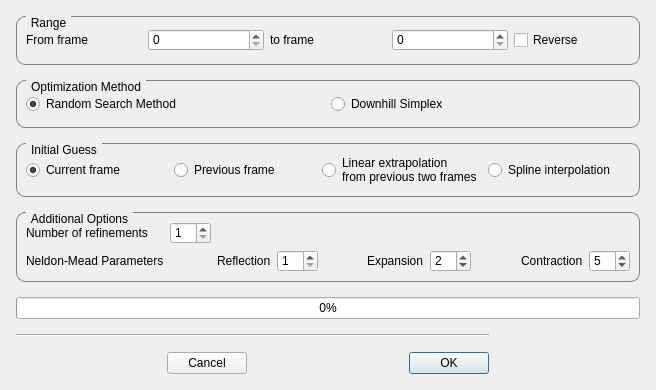
Old version of the form autoscoper/src/ui/ui-files/TrackingOptionsDialog.ui in the repository BrownBiomechanics/Autoscoper.
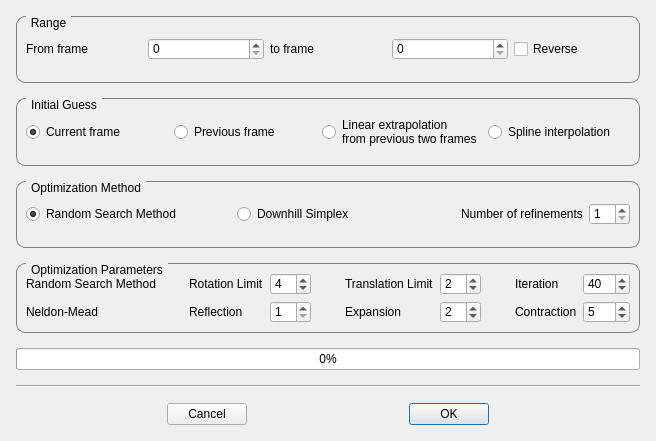
New version of the form.

Commit message: Add the abililty to change rotation/translation limits of random search in Tracking dialog. Changed some of the variable names in the code to make it more understandable.

Patch:
```diff
--- a/autoscoper/src/ui/ui-files/TrackingOptionsDialog.ui
+++ b/autoscoper/src/ui/ui-files/TrackingOptionsDialog.ui
@@ -7,7 +7,7 @@
     <x>0</x>
     <y>0</y>
     <width>656</width>
-    <height>390</height>
+    <height>441</height>
    </rect>
   </property>
   <property name="windowTitle">
@@ -34,7 +34,7 @@
      <property name="verticalSpacing">
       <number>15</number>
      </property>
-     <item row="7" column="4">
+     <item row="9" column="4">
       <spacer name="horizontalSpacer_4">
        <property name="orientation">
         <enum>Qt::Horizontal</enum>
@@ -47,7 +47,7 @@
        </property>
       </spacer>
      </item>
-     <item row="3" column="0" colspan="5">
+     <item row="4" column="0" colspan="5">
       <widget class="QGroupBox" name="groupBox_3">
        <property name="styleSheet">
         <string notr="true">QGroupBox {
@@ -63,63 +63,10 @@
 }</string>
        </property>
        <property name="title">
-        <string>Additional Options</string>
+        <string>Optimization Method</string>
        </property>
        <layout class="QGridLayout" name="gridLayout_6">
-        <item row="0" column="4" colspan="2">
-         <spacer name="horizontalSpacer_8">
-          <property name="orientation">
-           <enum>Qt::Horizontal</enum>
-          </property>
-          <property name="sizeHint" stdset="0">
-           <size>
-            <width>40</width>
-            <height>20</height>
-           </size>
-          </property>
-         </spacer>
-        </item>
-        <item row="1" column="5">
-         <widget class="QLabel" name="label_6">
-          <property name="text">
-           <string>Expansion</string>
-          </property>
-         </widget>
-        </item>
-        <item row="0" column="1">
-         <widget class="QSpinBox" name="spinBox_NumberRefinements">
-          <property name="minimum">
-           <number>1</number>
-          </property>
-          <property name="value">
-           <number>1</number>
-          </property>
-         </widget>
-        </item>
-        <item row="1" column="8">
-         <widget class="QLabel" name="label_7">
-          <property name="text">
-           <string>Contraction</string>
-          </property>
-         </widget>
-        </item>
-        <item row="1" column="4">
-         <spacer name="horizontalSpacer_6">
-          <property name="orientation">
-           <enum>Qt::Horizontal</enum>
-          </property>
-          <property name="sizeType">
-           <enum>QSizePolicy::Expanding</enum>
-          </property>
-          <property name="sizeHint" stdset="0">
-           <size>
-            <width>40</width>
-            <height>20</height>
-           </size>
-          </property>
-         </spacer>
-        </item>
-        <item row="0" column="8" colspan="2">
+        <item row="1" column="6">
          <spacer name="horizontalSpacer_10">
           <property name="orientation">
            <enum>Qt::Horizontal</enum>
@@ -132,63 +79,7 @@
           </property>
          </spacer>
         </item>
-        <item row="1" column="6">
-         <widget class="QSpinBox" name="spinBox_gamma">
-          <property name="minimum">
-           <number>1</number>
-          </property>
-          <property name="value">
-           <number>2</number>
-          </property>
-         </widget>
-        </item>
-        <item row="1" column="2">
-         <widget class="QLabel" name="label_5">
-          <property name="text">
-           <string>Reflection</string>
-          </property>
-         </widget>
-        </item>
-        <item row="1" column="1">
-         <spacer name="horizontalSpacer_5">
-          <property name="orientation">
-           <enum>Qt::Horizontal</enum>
-          </property>
-          <property name="sizeType">
-           <enum>QSizePolicy::Expanding</enum>
-          </property>
-          <property name="sizeHint" stdset="0">
-           <size>
-            <width>40</width>
-            <height>20</height>
-           </size>
-          </property>
-         </spacer>
-        </item>
         <item row="1" column="3">
-         <widget class="QSpinBox" name="spinBox_alpha">
-          <property name="minimum">
-           <number>1</number>
-          </property>
-          <property name="value">
-           <number>1</number>
-          </property>
-         </widget>
-        </item>
-        <item row="1" column="9">
-         <widget class="QSpinBox" name="spinBox_beta">
-          <property name="minimum">
-           <number>1</number>
-          </property>
-          <property name="maximum">
-           <number>10</number>
-          </property>
-          <property name="value">
-           <number>5</number>
-          </property>
-         </widget>
-        </item>
-        <item row="0" column="6" colspan="2">
          <spacer name="horizontalSpacer_9">
           <property name="orientation">
            <enum>Qt::Horizontal</enum>
@@ -201,15 +92,8 @@
           </property>
          </spacer>
         </item>
-        <item row="1" column="0">
-         <widget class="QLabel" name="label_4">
-          <property name="text">
-           <string>Neldon-Mead Parameters</string>
-          </property>
-         </widget>
-        </item>
-        <item row="1" column="7">
-         <spacer name="horizontalSpacer_7">
+        <item row="1" column="5">
+         <spacer name="horizontalSpacer">
           <property name="orientation">
            <enum>Qt::Horizontal</enum>
           </property>
@@ -221,30 +105,47 @@
           </property>
          </spacer>
         </item>
-        <item row="0" column="0">
+        <item row="1" column="9">
+         <widget class="QSpinBox" name="spinBox_NumberRefinements">
+          <property name="minimum">
+           <number>1</number>
+          </property>
+          <property name="value">
+           <number>1</number>
+          </property>
+         </widget>
+        </item>
+        <item row="1" column="8">
          <widget class="QLabel" name="label_3">
           <property name="text">
            <string>Number of refinements</string>
           </property>
          </widget>
         </item>
-        <item row="0" column="2" colspan="2">
-         <spacer name="horizontalSpacer">
-          <property name="orientation">
-           <enum>Qt::Horizontal</enum>
+        <item row="1" column="4">
+         <widget class="QRadioButton" name="radioButton_downhill_method">
+          <property name="text">
+           <string>Downhill Simplex</string>
           </property>
-          <property name="sizeHint" stdset="0">
-           <size>
-            <width>40</width>
-            <height>20</height>
-           </size>
+          <property name="checked">
+           <bool>false</bool>
           </property>
-         </spacer>
+         </widget>
+        </item>
+        <item row="1" column="0">
+         <widget class="QRadioButton" name="radioButton_random_search_method">
+          <property name="text">
+           <string>Random Search Method</string>
+          </property>
+          <property name="checked">
+           <bool>true</bool>
+          </property>
+         </widget>
         </item>
        </layout>
       </widget>
      </item>
-     <item row="7" column="3">
+     <item row="9" column="3">
       <widget class="QPushButton" name="pushButton_OK">
        <property name="maximumSize">
         <size>
@@ -257,7 +158,7 @@
        </property>
       </widget>
      </item>
-     <item row="7" column="2">
+     <item row="9" column="2">
       <spacer name="horizontalSpacer_3">
        <property name="orientation">
         <enum>Qt::Horizontal</enum>
@@ -270,7 +171,58 @@
        </property>
       </spacer>
      </item>
-     <item row="0" column="0" colspan="5">
+     <item row="9" column="0">
+      <spacer name="horizontalSpacer_2">
+       <property name="orientation">
+        <enum>Qt::Horizontal</enum>
+       </property>
+       <property name="sizeHint" stdset="0">
+        <size>
+         <width>40</width>
+         <height>20</height>
+        </size>
+       </property>
+      </spacer>
+     </item>
+     <item row="9" column="1">
+      <widget class="QPushButton" name="pushButton_Cancel">
+       <property name="maximumSize">
+        <size>
+         <width>150</width>
+         <height>16777215</height>
+        </size>
+       </property>
+       <property name="text">
+        <string>Cancel</string>
+       </property>
+      </widget>
+     </item>
+     <item row="6" column="0" colspan="5">
+      <widget class="QProgressBar" name="progressBar">
+       <property name="sizePolicy">
+        <sizepolicy hsizetype="Preferred" vsizetype="Fixed">
+         <horstretch>0</horstretch>
+         <verstretch>0</verstretch>
+        </sizepolicy>
+       </property>
+       <property name="styleSheet">
+        <string notr="true">QProgressBar {text-align: center}</string>
+       </property>
+       <property name="minimum">
+        <number>0</number>
+       </property>
+       <property name="value">
+        <number>0</number>
+       </property>
+       <property name="textVisible">
+        <bool>true</bool>
+       </property>
+       <property name="textDirection">
+        <enum>QProgressBar::TopToBottom</enum>
+       </property>
+      </widget>
+     </item>
+     <item row="1" column="0" colspan="5">
       <widget class="QGroupBox" name="groupBox">
        <property name="styleSheet">
         <string notr="true">QGroupBox {
@@ -337,64 +289,234 @@
        </layout>
       </widget>
      </item>
-     <item row="4" column="0" colspan="5">
-      <widget class="QProgressBar" name="progressBar">
-       <property name="sizePolicy">
-        <sizepolicy hsizetype="Preferred" vsizetype="Fixed">
-         <horstretch>0</horstretch>
-         <verstretch>0</verstretch>
-        </sizepolicy>
-       </property>
+     <item row="5" column="0" colspan="5">
+      <widget class="QGroupBox" name="groupBox_5">
        <property name="styleSheet">
-        <string notr="true">QProgressBar {text-align: center}</string>
+        <string notr="true">QGroupBox {
+    border: 1px solid gray;
+    border-radius: 9px;
+    margin-top: 0.5em;
+}
+
+QGroupBox::title {
+    subcontrol-origin: margin;
+    left: 10px;
+    padding: 0 3px 0 3px;
+}</string>
        </property>
-       <property name="minimum">
-        <number>0</number>
+       <property name="title">
+        <string>Optimization Parameters</string>
        </property>
-       <property name="value">
-        <number>0</number>
-       </property>
-       <property name="textVisible">
-        <bool>true</bool>
-       </property>
-       <property name="textDirection">
-        <enum>QProgressBar::TopToBottom</enum>
-       </property>
+       <layout class="QGridLayout" name="gridLayout_7">
+        <item row="1" column="0">
+         <widget class="QLabel" name="label_8">
+          <property name="text">
+           <string>Random Search Method</string>
+          </property>
+         </widget>
+        </item>
+        <item row="2" column="7">
+         <spacer name="horizontalSpacer_7">
+          <property name="orientation">
+           <enum>Qt::Horizontal</enum>
+          </property>
+          <property name="sizeHint" stdset="0">
+           <size>
+            <width>41</width>
+            <height>20</height>
+           </size>
+          </property>
+         </spacer>
+        </item>
+        <item row="1" column="1">
+         <spacer name="horizontalSpacer_11">
+          <property name="orientation">
+           <enum>Qt::Horizontal</enum>
+          </property>
+          <property name="sizeHint" stdset="0">
+           <size>
+            <width>40</width>
+            <height>20</height>
+           </size>
+          </property>
+         </spacer>
+        </item>
+        <item row="1" column="2">
+         <widget class="QLabel" name="label_9">
+          <property name="text">
+           <string>Rotation Limit</string>
+          </property>
+         </widget>
+        </item>
+        <item row="1" column="3">
+         <widget class="QSpinBox" name="spinBox_rot_limit">
+          <property name="maximum">
+           <number>10</number>
+          </property>
+          <property name="value">
+           <number>4</number>
+          </property>
+         </widget>
+        </item>
+        <item row="1" column="5">
+         <widget class="QLabel" name="label_10">
+          <property name="text">
+           <string>Translation Limit</string>
+          </property>
+         </widget>
+        </item>
+        <item row="1" column="4">
+         <spacer name="horizontalSpacer_12">
+          <property name="orientation">
+           <enum>Qt::Horizontal</enum>
+          </property>
+          <property name="sizeHint" stdset="0">
+           <size>
+            <width>40</width>
+            <height>20</height>
+           </size>
+          </property>
+         </spacer>
+        </item>
+        <item row="1" column="6">
+         <widget class="QSpinBox" name="spinBox_trans_limit">
+          <property name="maximum">
+           <number>5</number>
+          </property>
+          <property name="value">
+           <number>2</number>
+          </property>
+         </widget>
+        </item>
+        <item row="1" column="7">
+         <spacer name="horizontalSpacer_13">
+          <property name="orientation">
+           <enum>Qt::Horizontal</enum>
+          </property>
+          <property name="sizeHint" stdset="0">
+           <size>
+            <width>40</width>
+            <height>20</height>
+           </size>
+          </property>
+         </spacer>
+        </item>
+        <item row="2" column="1">
+         <spacer name="horizontalSpacer_5">
+          <property name="orientation">
+           <enum>Qt::Horizontal</enum>
+          </property>
+          <property name="sizeType">
+           <enum>QSizePolicy::Expanding</enum>
+          </property>
+          <property name="sizeHint" stdset="0">
+           <size>
+            <width>40</width>
+            <height>20</height>
+           </size>
+          </property>
+         </spacer>
+        </item>
+        <item row="2" column="6">
+         <widget class="QSpinBox" name="spinBox_gamma">
+          <property name="minimum">
+           <number>1</number>
+          </property>
+          <property name="value">
+           <number>2</number>
+          </property>
+         </widget>
+        </item>
+        <item row="2" column="9">
+         <widget class="QSpinBox" name="spinBox_beta">
+          <property name="minimum">
+           <number>1</number>
+          </property>
+          <property name="maximum">
+           <number>10</number>
+          </property>
+          <property name="value">
+           <number>5</number>
+          </property>
+         </widget>
+        </item>
+        <item row="2" column="8">
+         <widget class="QLabel" name="label_7">
+          <property name="text">
+           <string>Contraction</string>
+          </property>
+         </widget>
+        </item>
+        <item row="2" column="3">
+         <widget class="QSpinBox" name="spinBox_alpha">
+          <property name="minimum">
+           <number>1</number>
+          </property>
+          <property name="value">
+           <number>1</number>
+          </property>
+         </widget>
+        </item>
+        <item row="2" column="0">
+         <widget class="QLabel" name="label_4">
+          <property name="text">
+           <string>Neldon-Mead </string>
+          </property>
+         </widget>
+        </item>
+        <item row="2" column="2">
+         <widget class="QLabel" name="label_5">
+          <property name="text">
+           <string>Reflection</string>
+          </property>
+         </widget>
+        </item>
+        <item row="2" column="5">
+         <widget class="QLabel" name="label_6">
+          <property name="text">
+           <string>Expansion</string>
+          </property>
+         </widget>
+        </item>
+        <item row="2" column="4">
+         <spacer name="horizontalSpacer_6">
+          <property name="orientation">
+           <enum>Qt::Horizontal</enum>
+          </property>
+          <property name="sizeType">
+           <enum>QSizePolicy::Expanding</enum>
+          </property>
+          <property name="sizeHint" stdset="0">
+           <size>
+            <width>40</width>
+            <height>20</height>
+           </size>
+          </property>
+         </spacer>
+        </item>
+        <item row="1" column="9">
+         <widget class="QSpinBox" name="spinBox_inner_iter">
+          <property name="minimum">
+           <number>10</number>
+          </property>
+          <property name="maximum">
+           <number>999</number>
+          </property>
+          <property name="value">
+           <number>40</number>
+          </property>
+         </widget>
+        </item>
+        <item row="1" column="8">
+         <widget class="QLabel" name="label_11">
+          <property name="text">
+           <string>Iteration</string>
+          </property>
+         </widget>
+        </item>
+       </layout>
       </widget>
      </item>
-     <item row="7" column="1">
-      <widget class="QPushButton" name="pushButton_Cancel">
-       <property name="maximumSize">
-        <size>
-         <width>150</width>
-         <height>16777215</height>
-        </size>
-       </property>
-       <property name="text">
-        <string>Cancel</string>
-       </property>
-      </widget>
-     </item>
-     <item row="6" column="0" colspan="4">
-      <widget class="Line" name="line">
-       <property name="orientation">
-        <enum>Qt::Horizontal</enum>
-       </property>
-      </widget>
-     </item>
-     <item row="7" column="0">
-      <spacer name="horizontalSpacer_2">
-       <property name="orientation">
-        <enum>Qt::Horizontal</enum>
-       </property>
-       <property name="sizeHint" stdset="0">
-        <size>
-         <width>40</width>
-         <height>20</height>
-        </size>
-       </property>
-      </spacer>
-     </item>
      <item row="2" column="0" colspan="5">
       <widget class="QGroupBox" name="groupBox_2">
        <property name="styleSheet">
@@ -449,49 +571,11 @@
        </layout>
       </widget>
      </item>
-     <item row="1" column="0" colspan="5">
-      <widget class="QGroupBox" name="groupBox_4">
-       <property name="enabled">
-        <bool>true</bool>
+     <item row="8" column="0" colspan="5">
+      <widget class="Line" name="line">
+       <property name="orientation">
+        <enum>Qt::Horizontal</enum>
        </property>
-       <property name="styleSheet">
-        <string notr="true">QGroupBox {
-    border: 1px solid gray;
-    border-radius: 9px;
-    margin-top: 0.5em;
-}
-
-QGroupBox::title {
-    subcontrol-origin: margin;
-    left: 10px;
-    padding: 0 3px 0 3px;
-}</string>
-       </property>
-       <property name="title">
-        <string>Optimization Method</string>
-       </property>
-       <layout class="QGridLayout" name="gridLayout_2" columnstretch="0,0" columnminimumwidth="0,0">
-        <item row="0" column="0">
-         <widget class="QRadioButton" name="radioButton_ncc_cost">
-          <property name="text">
-           <string>Random Search Method</string>
-          </property>
-          <property name="checked">
-           <bool>true</bool>
-          </property>
-         </widget>
-        </item>
-        <item row="0" column="1">
-         <widget class="QRadioButton" name="radioButton_implant_cost">
-          <property name="text">
-           <string>Downhill Simplex</string>
-          </property>
-          <property name="checked">
-           <bool>false</bool>
-          </property>
-         </widget>
-        </item>
-       </layout>
       </widget>
      </item>
     </layout>
```
The commit also changes 4 other files.
